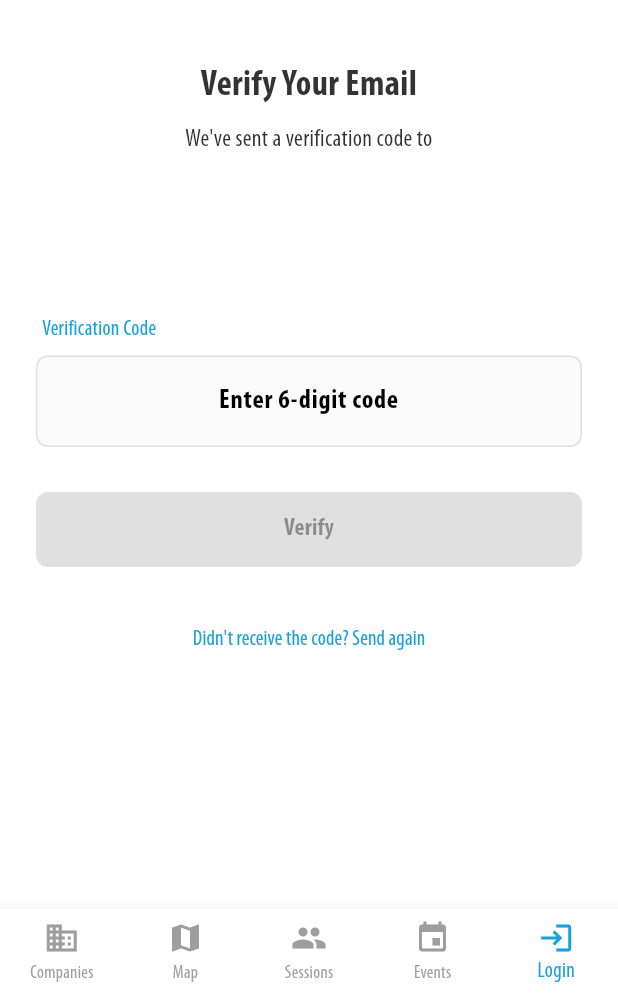
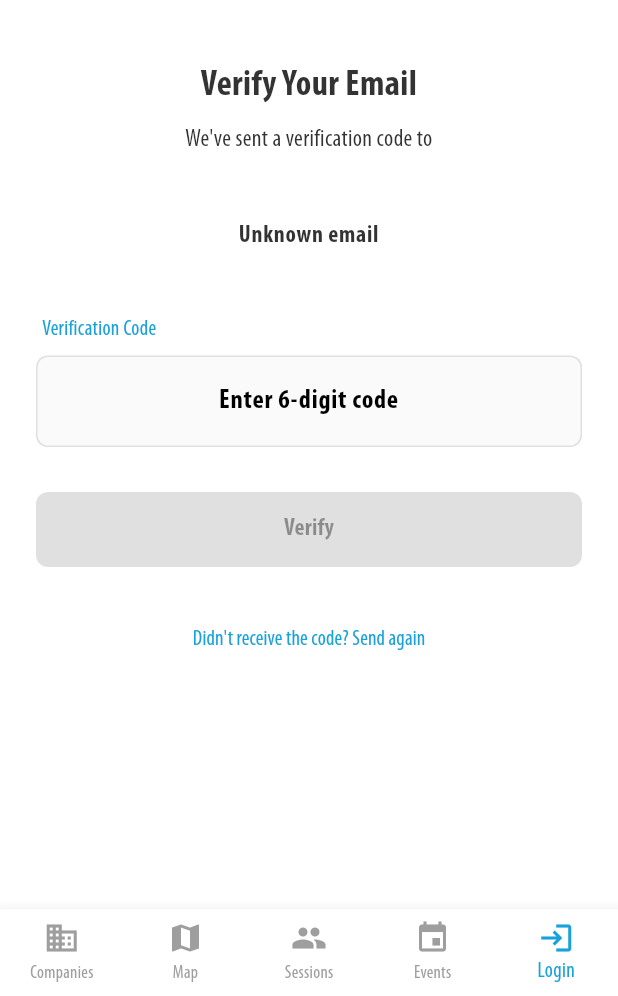
Before and after one commit to careerfairsystems/arkad-app-flutter, a Flutter app: the VerificationScreen screen opened by its route, on a phone screen of 412 x 824 dp, the part 240-1236 px from its top. Run offline on Flutter 3.47's test engine with Material 3 defaults, Android fonts, the phone set to English and light mode, and no system bars; our stand-ins replace dio, file_picker, flutter_secure_storage, get_it, go_router, image_picker; missing offline and left inert: arkad_api, openapi_generator_annotations; accounts and stored records are empty.

Commit message:
Refactor authentication commands to improve error handling and reset command states. Update navigation logic in signup and verification screens for better user experience.

```diff
--- a/lib/features/auth/presentation/screens/verification_screen.dart
+++ b/lib/features/auth/presentation/screens/verification_screen.dart
@@ -11,9 +11,7 @@ import '../widgets/auth_form_widgets.dart';
 ///
 /// Allows the user to enter or paste a 6-digit code sent to their email.
 class VerificationScreen extends StatefulWidget {
-  final String email;
-
-  const VerificationScreen({super.key, required this.email});
+  const VerificationScreen({super.key});
 
   @override
   State<VerificationScreen> createState() => _VerificationScreenState();
@@ -21,6 +19,18 @@ class VerificationScreen extends StatefulWidget {
 
 class _VerificationScreenState extends State<VerificationScreen> {
   final TextEditingController _codeController = TextEditingController();
+
+  @override
+  void initState() {
+    super.initState();
+
+    // Reset command state to prevent stale state display
+    WidgetsBinding.instance.addPostFrameCallback((_) {
+      final authViewModel = Provider.of<AuthViewModel>(context, listen: false);
+      authViewModel.completeSignupCommand.reset();
+      authViewModel.resendVerificationCommand.reset();
+    });
+  }
 
   @override
   void dispose() {
@@ -36,14 +46,29 @@ class _VerificationScreenState extends State<VerificationScreen> {
     final authViewModel = Provider.of<AuthViewModel>(context, listen: false);
     await authViewModel.completeSignUp(_codeController.text);
 
-    if (mounted && authViewModel.completeSignupCommand.isCompleted) {
+    // Only navigate on successful completion, not on error
+    if (mounted && authViewModel.completeSignupCommand.isCompleted &&
+        authViewModel.completeSignupCommand.result != null &&
+        !authViewModel.completeSignupCommand.hasError) {
       context.go('/profile');
     }
   }
 
   Future<void> _resendCode() async {
     final authViewModel = Provider.of<AuthViewModel>(context, listen: false);
-    await authViewModel.resendVerification(widget.email);
+    final email = authViewModel.pendingSignupData?.email;
+
+    if (email == null) {
+      ScaffoldMessenger.of(context).showSnackBar(
+        const SnackBar(
+          content: Text('Error: No email found for verification'),
+          backgroundColor: ArkadColors.lightRed,
+        ),
+      );
+      return;
+    }
+
+    await authViewModel.resendVerification(email);
 
     if (mounted) {
       if (authViewModel.resendVerificationCommand.isCompleted) {
@@ -81,12 +106,17 @@ class _VerificationScreenState extends State<VerificationScreen> {
                   "We've sent a verification code to",
                 ),
 
-                Text(
-                  widget.email,
-                  style: Theme.of(
-                    context,
-                  ).textTheme.bodyLarge?.copyWith(fontWeight: FontWeight.bold),
-                  textAlign: TextAlign.center,
+                Consumer<AuthViewModel>(
+                  builder: (context, authViewModel, child) {
+                    final email = authViewModel.pendingSignupData?.email ?? 'Unknown email';
+                    return Text(
+                      email,
+                      style: Theme.of(
+                        context,
+                      ).textTheme.bodyLarge?.copyWith(fontWeight: FontWeight.bold),
+                      textAlign: TextAlign.center,
+                    );
+                  },
                 ),
                 const SizedBox(height: 40),
 
--- a/lib/features/auth/presentation/view_models/auth_view_model.dart
+++ b/lib/features/auth/presentation/view_models/auth_view_model.dart
@@ -125,6 +125,7 @@ class AuthViewModel extends ChangeNotifier {
     _pendingSignupData = signupData;
     _signupToken = null; // Clear stale token from previous attempt
     _signUpCommand.reset(); // Clear stale command state
+    _completeSignupCommand.reset(); // Ensure verification command is clean
 
     await _signUpCommand.signUp(signupData);
   }
--- a/lib/navigation/app_router.dart
+++ b/lib/navigation/app_router.dart
@@ -54,7 +54,7 @@ class AppRouter {
   // GoRouter
   // ────────────────────────────────────────────────────────────
   late final GoRouter router = GoRouter(
-    debugLogDiagnostics: true,
+    debugLogDiagnostics: false, // Disabled to prevent logging sensitive route information
     refreshListenable: _routerNotifier,
     redirect: _redirect,
     initialLocation: '/companies',
@@ -173,8 +173,7 @@ class AppRouter {
               GoRoute(
                 path: '/auth/verification',
                 pageBuilder: _slide((context, s) {
-                  final email = s.uri.queryParameters['email'] ?? '';
-                  return VerificationScreen(email: email);
+                  return const VerificationScreen();
                 }),
               ),
               GoRoute(
--- a/lib/shared/presentation/commands/base_command.dart
+++ b/lib/shared/presentation/commands/base_command.dart
@@ -13,6 +13,10 @@ abstract class Command<T> extends ChangeNotifier {
   // State getters
   bool get isExecuting => _isExecuting;
   bool get hasError => _error != null;
+
+  /// Command has completed execution without errors.
+  /// Note: This returns true after clearError() is called, even if the last execution failed.
+  /// For success-only navigation, check both isCompleted && result != null.
   bool get isCompleted => _hasBeenExecuted && !_isExecuting && _error == null;
   bool get isIdle => !_hasBeenExecuted && !_isExecuting && _error == null;
 
@@ -29,6 +33,7 @@ abstract class Command<T> extends ChangeNotifier {
       _isExecuting = executing;
       if (executing) {
         _hasBeenExecuted = true;
+        _result = null; // Clear stale result during new execution
       }
       notifyListeners();
     }
```
Also changed, not shown: lib/features/auth/presentation/commands/complete_signup_command.dart (+8 -1 lines), lib/features/auth/presentation/commands/resend_verification_command.dart (+8 -1 lines), lib/features/auth/presentation/commands/reset_password_command.dart (+8 -1 lines), lib/features/auth/presentation/commands/sign_in_command.dart (+8 -1 lines), lib/features/auth/presentation/commands/sign_up_command.dart (+8 -1 lines), lib/features/auth/presentation/screens/signup_screen.dart (+14 -5 lines).
